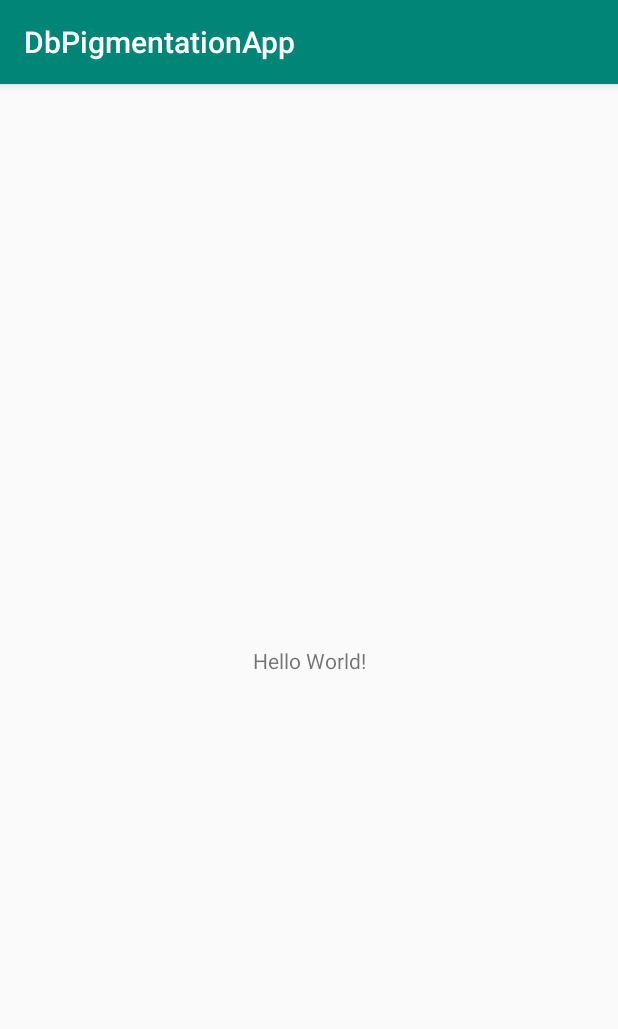
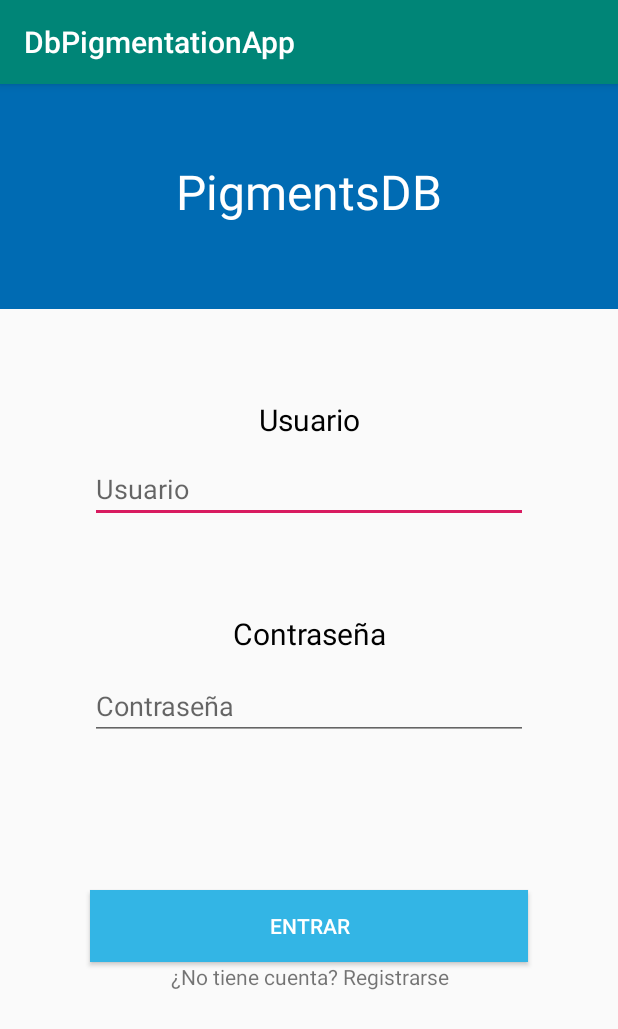
Before and after one commit to SergioEstebanP/TFG-PigmentationDatabaseApp, an Android app: the screen it shows after launch (MainActivity before the commit, LoginActivity after it), on a phone screen of 412 x 824 dp. Shown: the top 1029 px of the screen. Run offline under Robolectric (Android 15) with nearby library versions, the phone set to English and light mode, and no system bars.

Commit message:
Initial login and register

```diff
--- a/app/src/main/AndroidManifest.xml
+++ b/app/src/main/AndroidManifest.xml
@@ -9,7 +9,11 @@
         android:roundIcon="@mipmap/ic_launcher_round"
         android:supportsRtl="true"
         android:theme="@style/AppTheme">
-        <activity android:name=".MainActivity">
+        <activity
+            android:name=".view.RegisterActivity"
+            android:label="@string/title_activity_register"
+            android:theme="@style/AppTheme.NoActionBar"></activity>
+        <activity android:name=".view.LoginActivity">
             <intent-filter>
                 <action android:name="android.intent.action.MAIN" />
 
--- a/app/src/main/java/com/dbpigmentationapp/MainActivity.java
+++ b/app/src/main/java/com/dbpigmentationapp/view/LoginActivity.java
@@ -1,13 +1,15 @@
-package com.dbpigmentationapp;
+package com.dbpigmentationapp.view;
 
 import android.support.v7.app.AppCompatActivity;
 import android.os.Bundle;
 
-public class MainActivity extends AppCompatActivity {
+import com.dbpigmentationapp.R;
+
+public class LoginActivity extends AppCompatActivity {
 
     @Override
     protected void onCreate(Bundle savedInstanceState) {
         super.onCreate(savedInstanceState);
-        setContentView(R.layout.activity_main);
+        setContentView(R.layout.Activity_Login);
     }
 }
--- /dev/null
+++ b/app/src/main/res/color/baclground_light_blue.xml
@@ -0,0 +1,4 @@
+<?xml version="1.0" encoding="utf-8"?>
+<selector xmlns:android="http://schemas.android.com/apk/res/android">
+
+</selector>
--- /dev/null
+++ b/app/src/main/res/layout/Activity_Login.xml
@@ -0,0 +1,81 @@
+<?xml version="1.0" encoding="utf-8"?>
+
+<LinearLayout xmlns:android="http://schemas.android.com/apk/res/android"
+    android:layout_width="match_parent"
+    android:layout_height="match_parent"
+    android:orientation="vertical">
+
+    <!-- PigmentsDB -->
+    <TextView
+        android:id="@+id/titleTv"
+        android:layout_width="match_parent"
+        android:layout_height="150dp"
+        android:layout_marginBottom="60dp"
+        android:text="PigmentsDB"
+        android:paddingTop="50dp"
+        android:textAlignment="center"
+        android:background="@color/dark_blue"
+        android:textColor="@android:color/white"
+        android:textSize="32sp" />
+
+    <!-- Usuario -->
+    <TextView
+        android:id="@+id/userTv"
+        android:layout_width="match_parent"
+        android:layout_height="wrap_content"
+        android:layout_marginBottom="10dp"
+        android:text="Usuario"
+        android:textAlignment="center"
+        android:textColor="@android:color/black"
+        android:textSize="20sp" />
+
+    <!-- Usuario Input -->
+    <EditText
+        android:id="@+id/userTi"
+        android:layout_width="match_parent"
+        android:layout_height="wrap_content"
+        android:layout_marginHorizontal="60dp"
+        android:layout_marginBottom="60dp"
+        android:ems="10"
+        android:hint="Usuario"
+        android:inputType="textPersonName" />
+
+    <!-- Password -->
+    <TextView
+        android:id="@+id/passwordTv"
+        android:layout_width="match_parent"
+        android:layout_height="wrap_content"
+        android:layout_marginBottom="12dp"
+        android:text="Contraseña"
+        android:textAlignment="center"
+        android:textColor="@android:color/black"
+        android:textSize="20sp" />
+
+    <!-- Password Input -->
+    <EditText
+        android:id="@+id/passwordTi"
+        android:layout_width="match_parent"
+        android:layout_height="wrap_content"
+        android:layout_marginHorizontal="60dp"
+        android:layout_marginBottom="100dp"
+        android:ems="10"
+        android:hint="Contraseña"
+        android:inputType="textPassword" />
+
+    <Button
+        android:id="@+id/buttonSend"
+        android:layout_width="match_parent"
+        android:layout_height="wrap_content"
+        android:layout_marginHorizontal="60dp"
+        android:background="@android:color/holo_blue_light"
+        android:textColor="@android:color/white"
+        android:text="Entrar" />
+
+    <TextView
+        android:id="@+id/signInTv"
+        android:layout_width="match_parent"
+        android:layout_height="wrap_content"
+        android:text="¿No tiene cuenta? Registrarse"
+        android:textAlignment="center" />
+
+</LinearLayout>
--- a/app/src/main/res/layout/activity_main.xml
+++ /dev/null
@@ -1,18 +0,0 @@
-<?xml version="1.0" encoding="utf-8"?>
-<android.support.constraint.ConstraintLayout xmlns:android="http://schemas.android.com/apk/res/android"
-    xmlns:app="http://schemas.android.com/apk/res-auto"
-    xmlns:tools="http://schemas.android.com/tools"
-    android:layout_width="match_parent"
-    android:layout_height="match_parent"
-    tools:context=".MainActivity">
-
-    <TextView
-        android:layout_width="wrap_content"
-        android:layout_height="wrap_content"
-        android:text="Hello World!"
-        app:layout_constraintBottom_toBottomOf="parent"
-        app:layout_constraintLeft_toLeftOf="parent"
-        app:layout_constraintRight_toRightOf="parent"
-        app:layout_constraintTop_toTopOf="parent" />
-
-</android.support.constraint.ConstraintLayout>
--- a/app/src/main/res/values/colors.xml
+++ b/app/src/main/res/values/colors.xml
@@ -3,4 +3,6 @@
     <color name="colorPrimary">#008577</color>
     <color name="colorPrimaryDark">#00574B</color>
     <color name="colorAccent">#D81B60</color>
+    <color name="light_blue_backgrounf">#99ddff</color>
+    <color name="dark_blue">#006bb3</color>
 </resources>
--- /dev/null
+++ b/app/src/main/res/values/dimens.xml
@@ -0,0 +1,3 @@
+<resources>
+    <dimen name="fab_margin">16dp</dimen>
+</resources>
--- a/app/src/main/res/values/strings.xml
+++ b/app/src/main/res/values/strings.xml
@@ -1,3 +1,4 @@
 <resources>
     <string name="app_name">DbPigmentationApp</string>
+    <string name="title_activity_register">RegisterActivity</string>
 </resources>
--- a/app/src/main/res/values/styles.xml
+++ b/app/src/main/res/values/styles.xml
@@ -8,4 +8,13 @@
         <item name="colorAccent">@color/colorAccent</item>
     </style>
 
+    <style name="AppTheme.NoActionBar">
+        <item name="windowActionBar">false</item>
+        <item name="windowNoTitle">true</item>
+    </style>
+
+    <style name="AppTheme.AppBarOverlay" parent="ThemeOverlay.AppCompat.Dark.ActionBar" />
+
+    <style name="AppTheme.PopupOverlay" parent="ThemeOverlay.AppCompat.Light" />
+
 </resources>
```
Also changed, not shown: app/src/main/java/com/dbpigmentationapp/view/RegisterActivity.java (added, +15 -0 lines), app/src/main/res/layout/Activity_Register.xml (added, +127 -0 lines), app/src/main/res/images/roundLogo.png (added).
